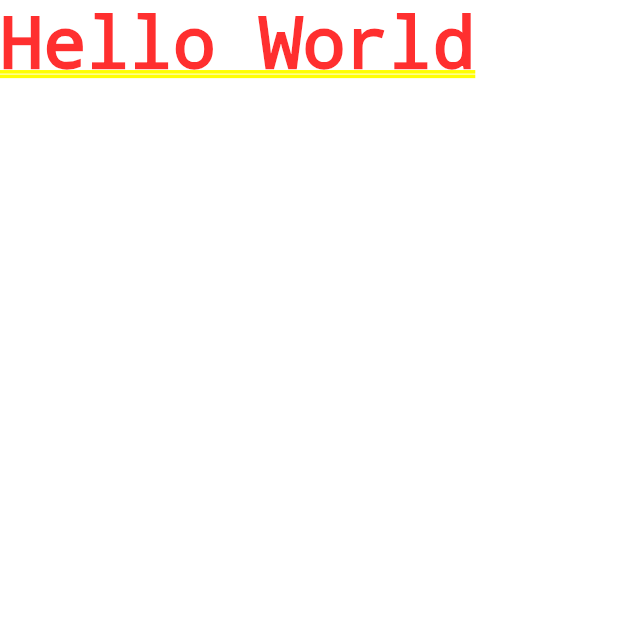
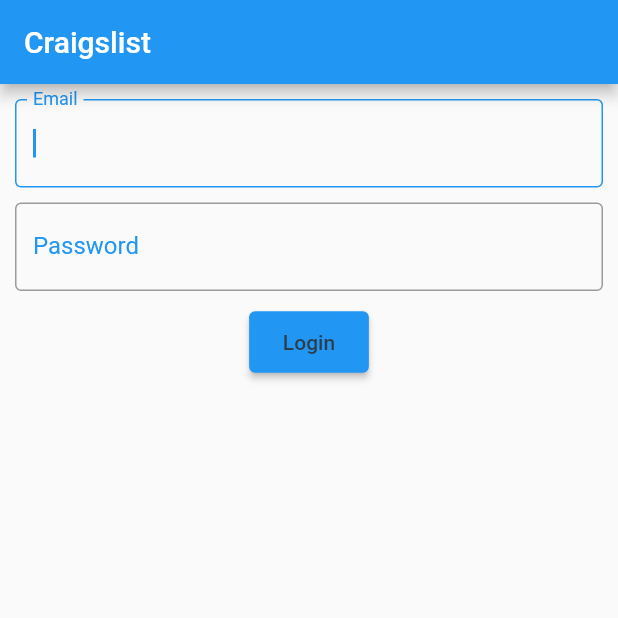
Before and after one commit to saveCraigslistTeam/craigslist, a Flutter app: the screen it shows after launch, on a phone screen of 412 x 824 dp, the top half of it. Run offline on Flutter 3.47's test engine with Material 2 defaults, Android fonts, the phone set to English and light mode, and no system bars.

Commit message:
very rough draft of login page

```diff
--- a/lib/app.dart
+++ b/lib/app.dart
@@ -1,14 +1,16 @@
+import 'package:craigslist/views/start.dart';
 import 'package:flutter/material.dart';
 
 class App extends StatelessWidget {
-
- const App({Key? key}) : super(key: key);
+  const App({Key? key}) : super(key: key);
 
   @override
   Widget build(BuildContext context) {
-    return const MaterialApp(
-          title: 'Craigslist',
-          home: Text("Hello World")
-      );
+    return MaterialApp(
+      debugShowCheckedModeBanner: false,
+      routes: {
+        '/': (context) => const Start(),
+      },
+    );
   }
 }
--- a/lib/main.dart
+++ b/lib/main.dart
@@ -3,7 +3,6 @@ import 'package:flutter/services.dart';
 import 'app.dart';
 
 void main() {
-
   SystemChrome.setPreferredOrientations([
     DeviceOrientation.landscapeLeft,
     DeviceOrientation.landscapeRight,
--- /dev/null
+++ b/lib/views/start.dart
@@ -0,0 +1,161 @@
+import 'package:flutter/material.dart';
+
+class Start extends StatefulWidget {
+  const Start({Key? key}) : super(key: key);
+
+  @override
+  State<Start> createState() => _StartState();
+}
+
+class _StartState extends State<Start> {
+  final _formKey = GlobalKey<FormState>();
+  @override
+  Widget build(BuildContext context) {
+    return Scaffold(
+      appBar: AppBar(title: const Text('Craigslist')),
+      key: _formKey,
+      body: Form(
+        child: SingleChildScrollView(
+          child: SafeArea(
+            minimum: const EdgeInsets.all(10.0),
+            child: Column(
+              children: _buildNormalContainer(context),
+            ),
+          ),
+        ),
+      ),
+    );
+  }
+
+  List<Widget> _buildNormalContainer(BuildContext context) {
+    return [
+      TextFormField(
+        autofocus: true,
+        // cursorColor: Theme.of(context).accentColor,
+        decoration: InputDecoration(
+          floatingLabelBehavior: FloatingLabelBehavior.auto,
+          labelText: 'Email',
+          labelStyle: TextStyle(
+            color: Theme.of(context).colorScheme.secondary,
+          ),
+          border: const OutlineInputBorder(),
+          focusedBorder: OutlineInputBorder(
+            borderSide: BorderSide(
+              color: Theme.of(context).colorScheme.secondary,
+            ),
+          ),
+        ),
+        //onSaved: (value) => journal?.ttle = value!,
+        validator: (value) {
+          if (value == null || value.isEmpty) {
+            return 'Email and Password cannot be empty';
+          } else {
+            return null;
+          }
+        },
+      ),
+      const SizedBox(height: 10),
+      TextFormField(
+        autofocus: true,
+        cursorColor: Theme.of(context).colorScheme.secondary,
+        decoration: InputDecoration(
+          floatingLabelBehavior: FloatingLabelBehavior.auto,
+          labelText: 'Password',
+          labelStyle: TextStyle(
+            color: Theme.of(context).colorScheme.secondary,
+          ),
+          border: const OutlineInputBorder(),
+          focusedBorder: OutlineInputBorder(
+            borderSide: BorderSide(
+              color: Theme.of(context).colorScheme.secondary,
+            ),
+          ),
+        ),
+        // onSaved: (value) => journal?.bdy = value!,
+        validator: (value) {
+          if (value == null || value.isEmpty) {
+            return 'Email and Password cannot be empty';
+          } else {
+            return null;
+          }
+        },
+      ),
+      const SizedBox(height: 10),
+      Row(
+        mainAxisAlignment: MainAxisAlignment.spaceEvenly,
+        children: <Widget>[
+          ElevatedButton(
+            style: ElevatedButton.styleFrom(
+              primary: Theme.of(context).colorScheme.secondary,
+              padding:
+                  const EdgeInsets.symmetric(horizontal: 22.5, vertical: 12.5),
+            ),
+            child: Text(
+              'Login',
+              style: TextStyle(
+                color: darken(Theme.of(context).backgroundColor, 70),
+              ),
+            ),
+            onPressed: () => Navigator.pop(context),
+          ),
+          //     ElevatedButton(
+          //       style: ElevatedButton.styleFrom(
+          //         primary: Theme.of(context).colorScheme.secondary,
+          //         padding:
+          //             const EdgeInsets.symmetric(horizontal: 22.5, vertical: 12.6),
+          //       ),
+          //       child: Text(
+          //         '  Save  ',
+          //         style: TextStyle(
+          //           color: darken(Theme.of(context).backgroundColor, 70),
+          //         ),
+          //       ),
+          //       onPressed: () async {
+          //         if (_formKey.currentState!.validate()) {
+          //           _formKey.currentState!.save();
+
+          //           // DateTime now = DateTime.now();
+          //           // String dt =
+          //           //     "${now.day.toString()}-${now.month.toString()}-${now.year.toString()}";
+          //           // setState(() => journal?.dte = dt);
+
+          //           //final databaseManager = DatabaseManager.getInstance();
+          //           //databaseManager.saveJournalEntry(dto: journalEntryValues);
+          //           //Navigator.of(context).pop();
+          //           //print(journalEntryValues);
+          //           //Navigator.popAndPushNamed(context, 'jrnlList');
+          //         }
+          //       },
+          //     ),
+        ],
+      ),
+    ];
+  }
+
+  // Widget _buildWideContainer() {
+  //   return Center(
+  //     child: Row(
+  //       mainAxisAlignment: MainAxisAlignment.spaceEvenly,
+  //       children: <Widget>[
+  //         Container(
+  //           height: 100.0,
+  //           width: 100.0,
+  //           color: Colors.red,
+  //         ),
+  //         Container(
+  //           height: 100.0,
+  //           width: 100.0,
+  //           color: Colors.yellow,
+  //         ),
+  //       ],
+  //     ),
+  //   );
+  // }
+
+  Color darken(Color c, [int percent = 10]) {
+    assert(1 <= percent && percent <= 100);
+    var s = 1 - percent / 100;
+    return Color.fromARGB(c.alpha, (c.red * s).round(), (c.green * s).round(),
+        (c.blue * s).round());
+  }
+}
```
